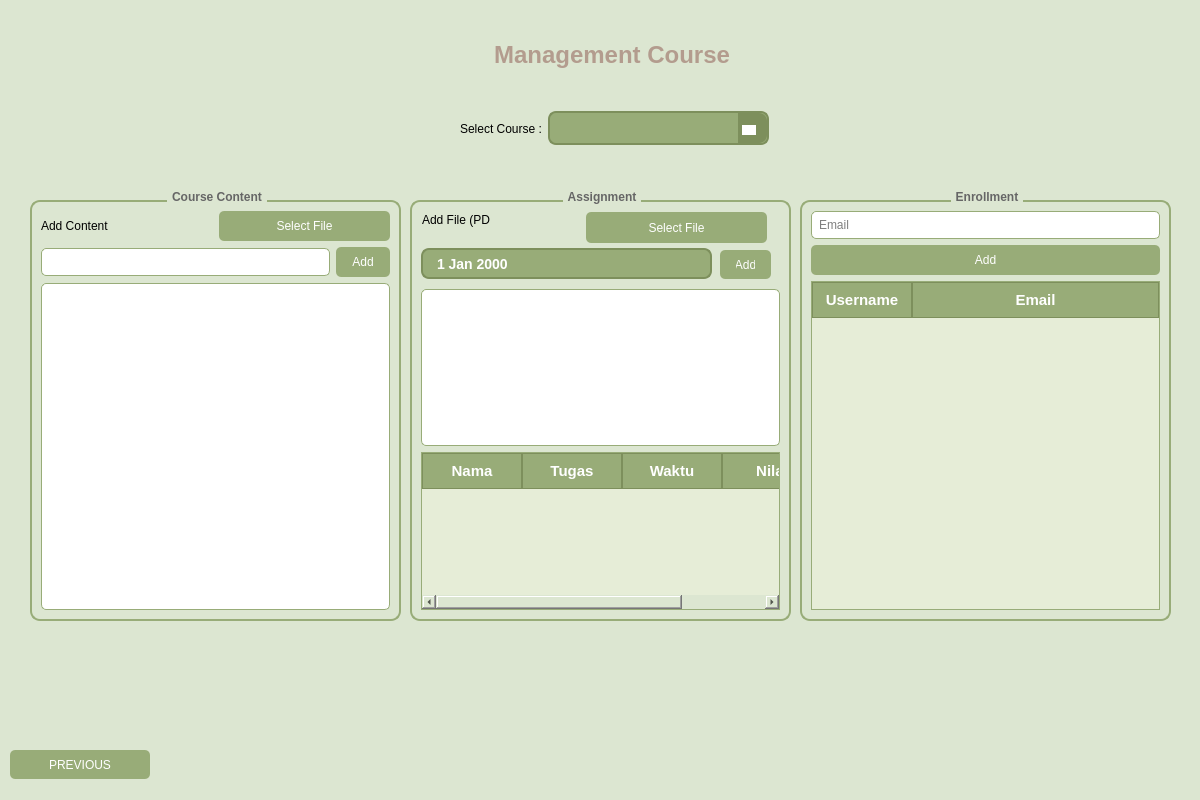
Old version of the form ui/page6.ui in the repository Thisyath/lms-learnup.
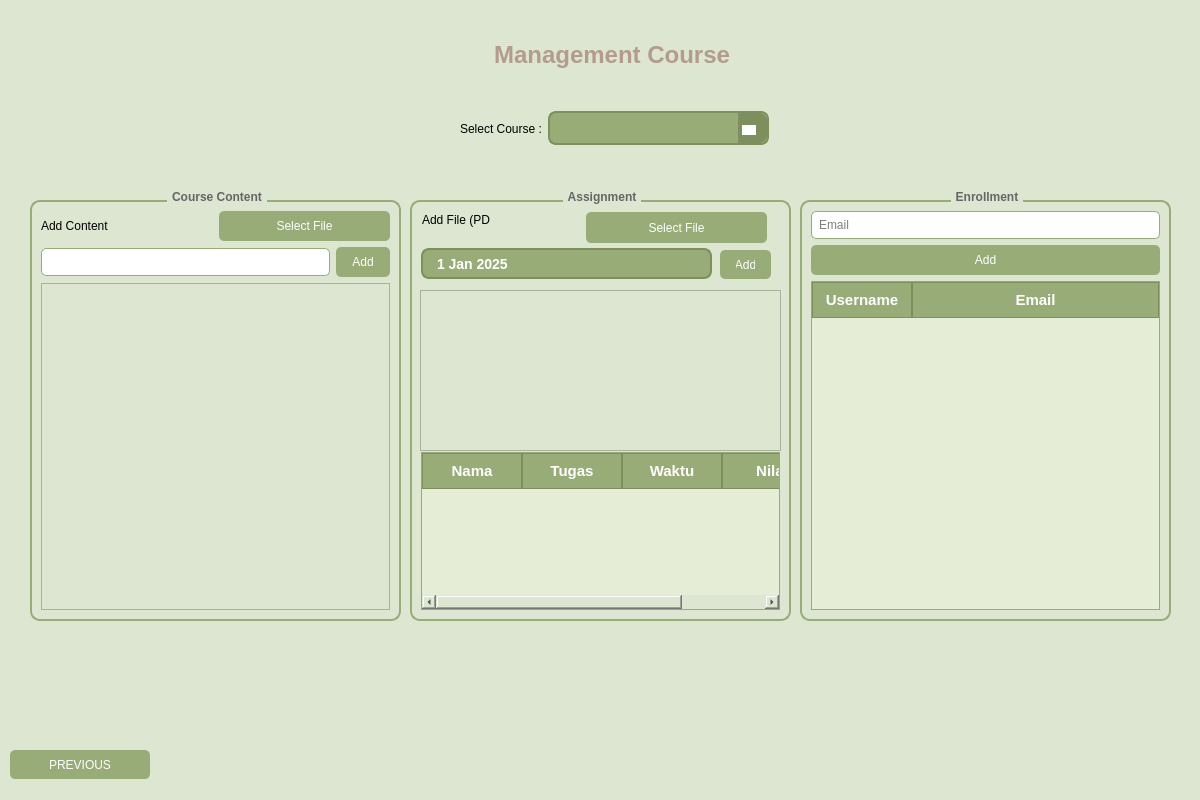
New version of the form. Icons and pictures are not drawn.

```diff
--- a/ui/page6.ui
+++ b/ui/page6.ui
@@ -247,16 +247,6 @@
    <property name="title">
     <string>Assignment</string>
    </property>
-   <widget class="QTextEdit" name="listAssignment">
-    <property name="geometry">
-     <rect>
-      <x>11</x>
-      <y>99</y>
-      <width>359</width>
-      <height>157</height>
-     </rect>
-    </property>
-   </widget>
    <widget class="QDateEdit" name="dateEdit">
     <property name="geometry">
      <rect>
@@ -327,6 +317,16 @@
     outline: none;
 }</string>
     </property>
+    <property name="dateTime">
+     <datetime>
+      <hour>0</hour>
+      <minute>0</minute>
+      <second>0</second>
+      <year>2025</year>
+      <month>1</month>
+      <day>1</day>
+     </datetime>
+    </property>
    </widget>
    <widget class="QTableWidget" name="tableWidget">
     <property name="geometry">
@@ -423,6 +423,16 @@
      <string>Add File (PDF)</string>
     </property>
    </widget>
+   <widget class="QListWidget" name="listAssignment">
+    <property name="geometry">
+     <rect>
+      <x>10</x>
+      <y>100</y>
+      <width>361</width>
+      <height>161</height>
+     </rect>
+    </property>
+   </widget>
   </widget>
   <widget class="QGroupBox" name="contentGroup">
    <property name="geometry">
@@ -470,7 +480,7 @@
      </layout>
     </item>
     <item>
-     <widget class="QTextEdit" name="listContent"/>
+     <widget class="QListWidget" name="listContent"/>
     </item>
    </layout>
   </widget>
```
Left out of the diff: 12 changed lines with no effect on the pictures.
